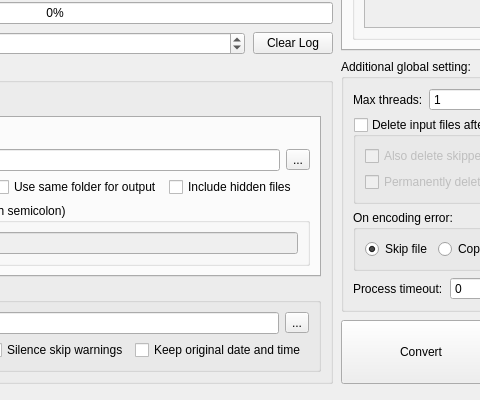
First picture: the form in mainwindow.ui, repository kampidh/jxl-batch-converter, before the edit; both pictures show x 239 to 719 and y 510 to 910 of the 906 by 910 pixel window.
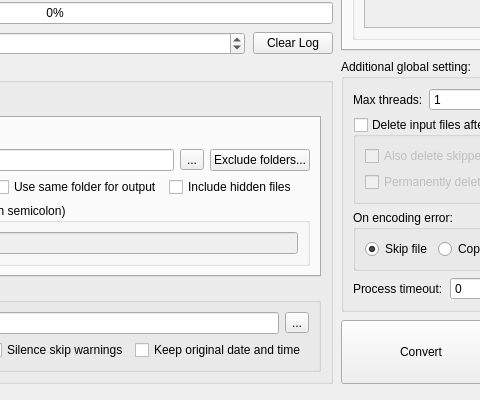
Second picture: the form after the edit.

Commit message:
Add options to add exclude dirs on input dirs
Also fix folder exclusions if input contains output in string

What changed in the file:
```diff
--- a/mainwindow.ui
+++ b/mainwindow.ui
@@ -222,6 +222,16 @@
                  </property>
                 </widget>
                </item>
+               <item>
+                <widget class="QPushButton" name="excludeFolderBtn">
+                 <property name="toolTip">
+                  <string>&lt;html&gt;&lt;head/&gt;&lt;body&gt;&lt;p&gt;Only works in recursive mode&lt;/p&gt;&lt;/body&gt;&lt;/html&gt;</string>
+                 </property>
+                 <property name="text">
+                  <string>Exclude folders...</string>
+                 </property>
+                </widget>
+               </item>
               </layout>
              </item>
              <item>
```
The commit also changes 6 other files.
